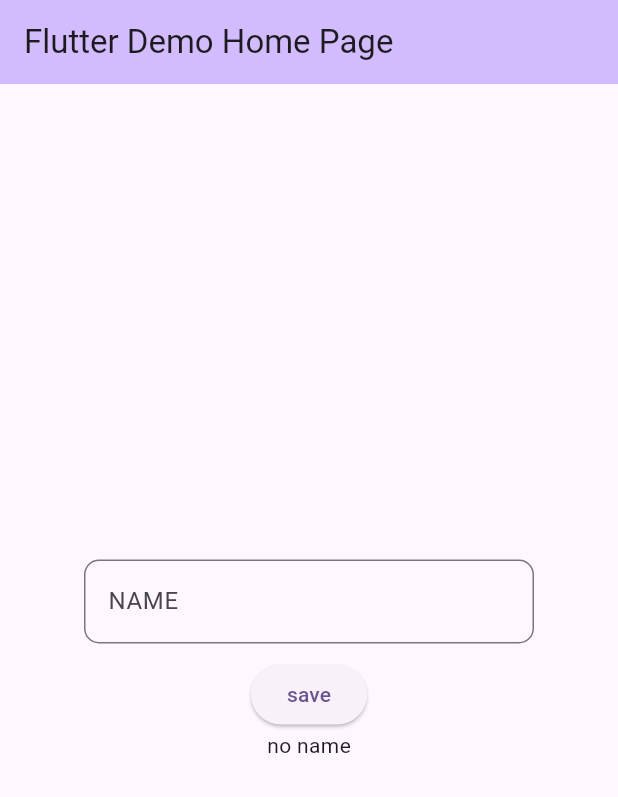
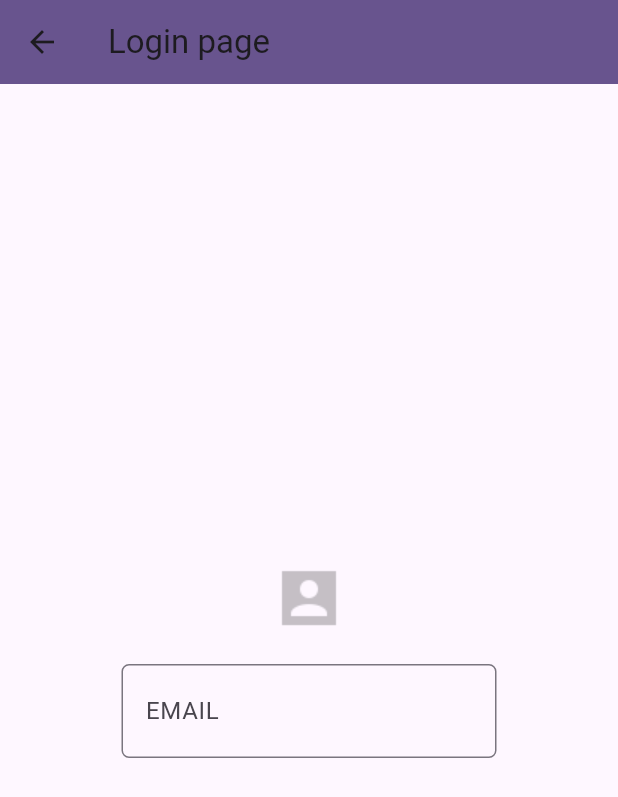
Before and after one commit to Foysalrabby/Flutterpartice70, a Flutter app: the screen it shows after launch, on a phone screen of 412 x 824 dp. Shown: the top 797 px of the screen. Run offline on Flutter 3.47's test engine with Material 3 defaults, Android fonts, the phone set to English and light mode, and no system bars; our stand-ins replace shared_preferences.

Commit message:
slapsh scrren to shift login page

```diff
--- /dev/null
+++ b/flutterapp/lib/Login.dart
@@ -0,0 +1,56 @@
+import 'dart:async';
+
+import 'package:flutter/material.dart';
+
+class Loginpage extends StatefulWidget {
+  @override
+  State<StatefulWidget> createState() {
+    return Loginstate();
+  }
+}
+
+class Loginstate extends State<Loginpage> {
+
+  var email =TextEditingController();
+  var password =TextEditingController();
+  @override
+  Widget build(BuildContext context) {
+    return Scaffold(
+      appBar: AppBar(
+        title: Text("Login page"),
+        backgroundColor: Theme.of(context).colorScheme.primary,
+      ),
+      body: Center(
+          child: Container(
+            width: 250 ,
+        child: Column(
+          mainAxisAlignment: MainAxisAlignment.center,
+          children: [
+            AnimatedOpacity(
+            opacity: 0.5,
+            duration: Duration(seconds: 3),
+            curve: Curves.bounceOut,
+
+            child: Image.asset("assets/images/profile.png")),
+            SizedBox(height: 20,),
+            TextField(
+              controller:email ,
+
+              decoration: InputDecoration(
+
+                border: OutlineInputBorder(
+                borderRadius:BorderRadius.circular(5)
+                ),
+                label: Text("EMAIL"),
+                prefix: Icon(Icons.email)
+
+               ),
+            )
+
+
+
+          ]),
+      )),
+    );
+  }
+}
--- a/flutterapp/lib/main.dart
+++ b/flutterapp/lib/main.dart
@@ -1,4 +1,5 @@
 import 'package:flutter/material.dart';
+import 'package:flutterapp/Slpashscreen.dart';
 import 'package:shared_preferences/shared_preferences.dart';
 
 void main() {
@@ -11,13 +12,15 @@ class MyApp extends StatelessWidget {
   // This widget is the root of your application.
   @override
   Widget build(BuildContext context) {
+
     return MaterialApp(
+      debugShowCheckedModeBanner: false,
       title: 'Flutter Demo',
       theme: ThemeData(
         colorScheme: ColorScheme.fromSeed(seedColor: Colors.deepPurple),
         useMaterial3: true,
       ),
-      home: const MyHomePage(title: 'Flutter Demo Home Page'),
+      home: Slpashscreen(),
     );
   }
 }
--- a/flutterapp/pubspec.yaml
+++ b/flutterapp/pubspec.yaml
@@ -61,9 +61,9 @@ flutter:
   uses-material-design: true
 
   # To add assets to your application, add an assets section, like this:
-  # assets:
-  #   - images/a_dot_burr.jpeg
-  #   - images/a_dot_ham.jpeg
+  assets:
+     - assets/images/
+
 
   # An image asset can refer to one or more resolution-specific "variants", see
   # https://flutter.dev/assets-and-images/#resolution-aware
```
Also changed, not shown: flutterapp/lib/Slpashscreen.dart (added, +43 -0 lines), flutterapp/assets/images/category_2.png (added), flutterapp/assets/images/profile.png (added).
